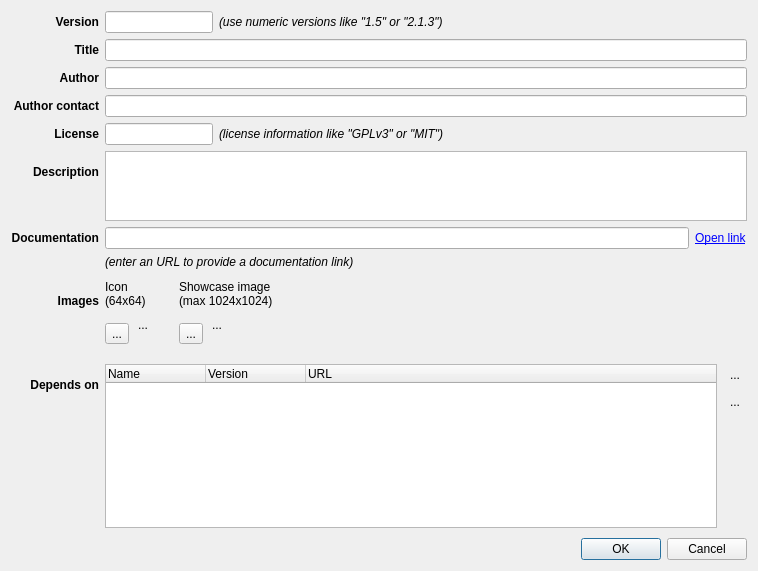
Above: src/lay/SaltGrainPropertiesDialog.ui from KLayout/klayout before the change. Below: the same form after it.
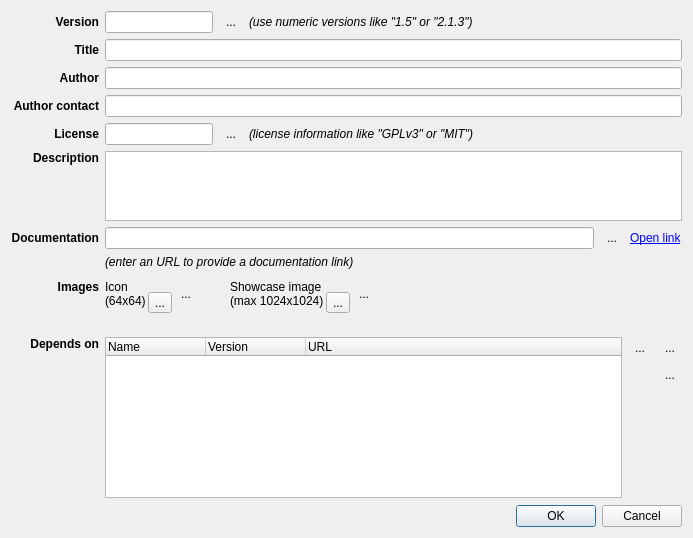
That is the form after the change. Icons and pictures are not drawn. Custom widgets are drawn as their Qt base class.

Commit message: WIP: functionality of package properties editor

Diff of the .ui file:
```diff
--- a/src/lay/SaltGrainPropertiesDialog.ui
+++ b/src/lay/SaltGrainPropertiesDialog.ui
@@ -6,8 +6,8 @@
    <rect>
     <x>0</x>
     <y>0</y>
-    <width>754</width>
-    <height>571</height>
+    <width>693</width>
+    <height>538</height>
    </rect>
   </property>
   <property name="windowTitle">
@@ -41,23 +41,17 @@
       <property name="bottomMargin">
        <number>0</number>
       </property>
-      <item row="6" column="0">
-       <widget class="QLabel" name="label_12">
-        <property name="font">
-         <font>
-          <weight>75</weight>
-          <bold>true</bold>
-         </font>
-        </property>
-        <property name="text">
-         <string>License</string>
-        </property>
-        <property name="alignment">
-         <set>Qt::AlignRight|Qt::AlignTrailing|Qt::AlignVCenter</set>
+      <item row="7" column="2" colspan="3">
+       <widget class="QTextEdit" name="doc">
+        <property name="maximumSize">
+         <size>
+          <width>16777215</width>
+          <height>80</height>
+         </size>
         </property>
        </widget>
       </item>
-      <item row="10" column="0" colspan="4">
+      <item row="10" column="2" colspan="3">
        <spacer name="verticalSpacer_3">
         <property name="orientation">
          <enum>Qt::Vertical</enum>
@@ -73,7 +67,10 @@
         </property>
        </spacer>
       </item>
-      <item row="8" column="3">
+      <item row="4" column="2" colspan="3">
+       <widget class="QLineEdit" name="author"/>
+      </item>
+      <item row="8" column="4">
        <widget class="QLabel" name="open_label">
         <property name="sizePolicy">
          <sizepolicy hsizetype="Fixed" vsizetype="Preferred">
@@ -89,297 +86,6 @@
         </property>
        </widget>
       </item>
-      <item row="11" column="1" colspan="3">
-       <widget class="QFrame" name="frame_2">
-        <property name="sizePolicy">
-         <sizepolicy hsizetype="Preferred" vsizetype="Preferred">
-          <horstretch>1</horstretch>
-          <verstretch>0</verstretch>
-         </sizepolicy>
-        </property>
-        <property name="frameShape">
-         <enum>QFrame::NoFrame</enum>
-        </property>
-        <property name="frameShadow">
-         <enum>QFrame::Raised</enum>
-        </property>
-        <layout class="QGridLayout" name="gridLayout_2">
-         <property name="leftMargin">
-          <number>0</number>
-         </property>
-         <property name="topMargin">
-          <number>0</number>
-         </property>
-         <property name="rightMargin">
-          <number>0</number>
-         </property>
-         <property name="bottomMargin">
-          <number>0</number>
-         </property>
-         <property name="horizontalSpacing">
-          <number>2</number>
-         </property>
-         <property name="verticalSpacing">
-          <number>6</number>
-         </property>
-         <item row="2" column="1" rowspan="3">
-          <spacer name="verticalSpacer_2">
-           <property name="orientation">
-            <enum>Qt::Vertical</enum>
-           </property>
-           <property name="sizeHint" stdset="0">
-            <size>
-             <width>20</width>
-             <height>0</height>
-            </size>
-           </property>
-          </spacer>
-         </item>
-         <item row="1" column="3" rowspan="4">
-          <widget class="QToolButton" name="screenshot_config_button">
-           <property name="toolTip">
-            <string>Select a Screenshot Image</string>
-           </property>
-           <property name="text">
-            <string>...</string>
-           </property>
-           <property name="icon">
-            <iconset resource="layResources.qrc">
-             <normaloff>:/add.png</normaloff>:/add.png</iconset>
-           </property>
-           <property name="iconSize">
-            <size>
-             <width>64</width>
-             <height>64</height>
-            </size>
-           </property>
-          </widget>
-         </item>
-         <item row="1" column="1">
-          <widget class="QToolButton" name="icon_delete_button">
-           <property name="toolTip">
-            <string>Reset Icon</string>
-           </property>
-           <property name="text">
-            <string>...</string>
-           </property>
-           <property name="icon">
-            <iconset resource="layResources.qrc">
-             <normaloff>:/clear_edit.png</normaloff>:/clear_edit.png</iconset>
-           </property>
-           <property name="autoRaise">
-            <bool>true</bool>
-           </property>
-          </widget>
-         </item>
-         <item row="0" column="3" colspan="3">
-          <widget class="QLabel" name="label_11">
-           <property name="text">
-            <string>Showcase image
-(max 1024x1024)</string>
-           </property>
-          </widget>
-         </item>
-         <item row="1" column="0" rowspan="4">
-          <widget class="QToolButton" name="icon_config_button">
-           <property name="toolTip">
-            <string>Select an Icon Image</string>
-           </property>
-           <property name="text">
-            <string>...</string>
-           </property>
-           <property name="icon">
-            <iconset resource="layResources.qrc">
-             <normaloff>:/salt_icon.png</normaloff>:/salt_icon.png</iconset>
-           </property>
-           <property name="iconSize">
-            <size>
-             <width>64</width>
-             <height>64</height>
-            </size>
-           </property>
-          </widget>
-         </item>
-         <item row="1" column="4">
-          <widget class="QToolButton" name="screenshot_delete_button">
-           <property name="toolTip">
-            <string>Reset Screenshot</string>
-           </property>
-           <property name="text">
-            <string>...</string>
-           </property>
-           <property name="icon">
-            <iconset resource="layResources.qrc">
-             <normaloff>:/clear_edit.png</normaloff>:/clear_edit.png</iconset>
-           </property>
-           <property name="autoRaise">
-            <bool>true</bool>
-           </property>
-          </widget>
-         </item>
-         <item row="0" column="0" colspan="3">
-          <widget class="QLabel" name="label_10">
-           <property name="text">
-            <string>Icon
-(64x64)</string>
-           </property>
-          </widget>
-         </item>
-         <item row="1" column="2" rowspan="4">
-          <spacer name="horizontalSpacer_2">
-           <property name="orientation">
-            <enum>Qt::Horizontal</enum>
-           </property>
-           <property name="sizeType">
-            <enum>QSizePolicy::Fixed</enum>
-           </property>
-           <property name="sizeHint" stdset="0">
-            <size>
-             <width>20</width>
-             <height>20</height>
-            </size>
-           </property>
-          </spacer>
-         </item>
-         <item row="1" column="5">
-          <spacer name="horizontalSpacer">
-           <property name="orientation">
-            <enum>Qt::Horizontal</enum>
-           </property>
-           <property name="sizeHint" stdset="0">
-            <size>
-             <width>40</width>
-             <height>20</height>
-            </size>
-           </property>
-          </spacer>
-         </item>
-        </layout>
-       </widget>
-      </item>
-      <item row="5" column="1" colspan="3">
-       <widget class="QLineEdit" name="author_contact"/>
-      </item>
-      <item row="3" column="0">
-       <widget class="QLabel" name="label_2">
-        <property name="font">
-         <font>
-          <weight>75</weight>
-          <bold>true</bold>
-         </font>
-        </property>
-        <property name="text">
-         <string>Title</string>
-        </property>
-        <property name="alignment">
-         <set>Qt::AlignRight|Qt::AlignTrailing|Qt::AlignVCenter</set>
-        </property>
-       </widget>
-      </item>
-      <item row="4" column="1" colspan="3">
-       <widget class="QLineEdit" name="author"/>
-      </item>
-      <item row="8" column="1" colspan="2">
-       <widget class="QLineEdit" name="doc_url">
-        <property name="sizePolicy">
-         <sizepolicy hsizetype="Expanding" vsizetype="Fixed">
-          <horstretch>0</horstretch>
-          <verstretch>0</verstretch>
-         </sizepolicy>
-        </property>
-       </widget>
-      </item>
-      <item row="0" column="2" colspan="2">
-       <widget class="QLabel" name="label_4">
-        <property name="font">
-         <font>
-          <italic>true</italic>
-         </font>
-        </property>
-        <property name="text">
-         <string>(use numeric versions like &quot;1.5&quot; or &quot;2.1.3&quot;)</string>
-        </property>
-       </widget>
-      </item>
-      <item row="7" column="1" colspan="3">
-       <widget class="QTextEdit" name="doc">
-        <property name="maximumSize">
-         <size>
-          <width>16777215</width>
-          <height>80</height>
-         </size>
-        </property>
-       </widget>
-      </item>
-      <item row="8" column="0">
-       <widget class="QLabel" name="label_5">
-        <property name="font">
-         <font>
-          <weight>75</weight>
-          <bold>true</bold>
-         </font>
-        </property>
-        <property name="text">
-         <string>Documentation</string>
-        </property>
-        <property name="alignment">
-         <set>Qt::AlignRight|Qt::AlignTrailing|Qt::AlignVCenter</set>
-        </property>
-       </widget>
-      </item>
-      <item row="11" column="0">
-       <widget class="QLabel" name="label_9">
-        <property name="font">
-         <font>
-          <weight>75</weight>
-          <bold>true</bold>
-         </font>
-        </property>
-        <property name="text">
-         <string>
-Images</string>
-        </property>
-        <property name="alignment">
-         <set>Qt::AlignRight|Qt::AlignTop|Qt::AlignTrailing</set>
-        </property>
-       </widget>
-      </item>
-      <item row="3" column="1" colspan="3">
-       <widget class="QLineEdit" name="title"/>
-      </item>
-      <item row="7" column="0">
-       <widget class="QLabel" name="label">
-        <property name="font">
-         <font>
-          <weight>75</weight>
-          <bold>true</bold>
-         </font>
-        </property>
-        <property name="text">
-         <string>
-Description</string>
-        </property>
-        <property name="alignment">
-         <set>Qt::AlignRight|Qt::AlignTop|Qt::AlignTrailing</set>
-        </property>
-       </widget>
-      </item>
-      <item row="4" column="0">
-       <widget class="QLabel" name="label_7">
-        <property name="font">
-         <font>
-          <weight>75</weight>
-          <bold>true</bold>
-         </font>
-        </property>
-        <property name="text">
-         <string>Author</string>
-        </property>
-        <property name="alignment">
-         <set>Qt::AlignRight|Qt::AlignTrailing|Qt::AlignVCenter</set>
-        </property>
-       </widget>
-      </item>
       <item row="5" column="0">
        <widget class="QLabel" name="label_8">
         <property name="font">
@@ -396,66 +102,96 @@
         </property>
        </widget>
       </item>
-      <item row="6" column="1">
-       <widget class="QLineEdit" name="license">
-        <property name="sizePolicy">
-         <sizepolicy hsizetype="Preferred" vsizetype="Fixed">
-          <horstretch>0</horstretch>
-          <verstretch>0</verstretch>
-         </sizepolicy>
+      <item row="6" column="0">
+       <widget class="QLabel" name="label_12">
+        <property name="font">
+         <font>
+          <weight>75</weight>
+          <bold>true</bold>
+         </font>
         </property>
+        <property name="text">
+         <string>License</string>
+        </property>
+        <property name="alignment">
+         <set>Qt::AlignRight|Qt::AlignTrailing|Qt::AlignVCenter</set>
+        </property>
        </widget>
       </item>
-      <item row="14" column="0" colspan="4">
+      <item row="12" column="2" colspan="3">
+       <spacer name="verticalSpacer_4">
+        <property name="orientation">
+         <enum>Qt::Vertical</enum>
+        </property>
+        <property name="sizeType">
+         <enum>QSizePolicy::Fixed</enum>
+        </property>
+        <property name="sizeHint" stdset="0">
+         <size>
+          <width>20</width>
+          <height>5</height>
+         </size>
+        </property>
+       </spacer>
+      </item>
+      <item row="7" column="0">
+       <widget class="QLabel" name="label">
+        <property name="font">
+         <font>
+          <weight>75</weight>
+          <bold>true</bold>
+         </font>
+        </property>
+        <property name="text">
+         <string>Description</string>
+        </property>
+        <property name="alignment">
+         <set>Qt::AlignRight|Qt::AlignTop|Qt::AlignTrailing</set>
+        </property>
+       </widget>
+      </item>
+      <item row="14" column="2" colspan="3">
        <spacer name="verticalSpacer">
         <property name="orientation">
          <enum>Qt::Vertical</enum>
         </property>
         <property name="sizeHint" stdset="0">
          <size>
-          <width>736</width>
+          <width>20</width>
           <height>32</height>
          </size>
         </property>
        </spacer>
       </item>
-      <item row="9" column="1" colspan="3">
-       <widget class="QLabel" name="label_13">
-        <property name="sizePolicy">
-         <sizepolicy hsizetype="Preferred" vsizetype="Preferred">
-          <horstretch>0</horstretch>
-          <verstretch>0</verstretch>
-         </sizepolicy>
-        </property>
+      <item row="3" column="0">
+       <widget class="QLabel" name="label_2">
         <property name="font">
          <font>
-          <italic>true</italic>
+          <weight>75</weight>
+          <bold>true</bold>
          </font>
         </property>
         <property name="text">
-         <string>(enter an URL to provide a documentation link)</string>
+         <string>Title</string>
         </property>
-       </widget>
-      </item>
-      <item row="0" column="1">
-       <widget class="QLineEdit" name="version">
-        <property name="sizePolicy">
-         <sizepolicy hsizetype="Fixed" vsizetype="Fixed">
-          <horstretch>0</horstretch>
-          <verstretch>0</verstretch>
-         </sizepolicy>
+        <property name="alignment">
+         <set>Qt::AlignRight|Qt::AlignTrailing|Qt::AlignVCenter</set>
         </property>
        </widget>
       </item>
-      <item row="6" column="2" colspan="2">
-       <widget class="QLabel" name="label_6">
+      <item row="13" column="0">
+       <widget class="QLabel" name="label_14">
         <property name="font">
          <font>
-          <italic>true</italic>
+          <weight>75</weight>
+          <bold>true</bold>
          </font>
         </property>
         <property name="text">
-         <string>(license information like &quot;GPLv3&quot; or &quot;MIT&quot;)</string>
+         <string>Depends on</string>
+        </property>
+        <property name="alignment">
+         <set>Qt::AlignRight|Qt::AlignTop|Qt::AlignTrailing</set>
         </property>
        </widget>
       </item>
@@ -475,41 +211,146 @@
         </property>
        </widget>
       </item>
-      <item row="12" column="0" colspan="4">
-       <spacer name="verticalSpacer_4">
-        <property name="orientation">
-         <enum>Qt::Vertical</enum>
-        </property>
-        <property name="sizeType">
-         <enum>QSizePolicy::Fixed</enum>
-        </property>
-        <property name="sizeHint" stdset="0">
-         <size>
-          <width>20</width>
-          <height>5</height>
-         </size>
-        </property>
-       </spacer>
+      <item row="3" column="2" colspan="3">
+       <widget class="QLineEdit" name="title"/>
       </item>
-      <item row="13" column="0">
-       <widget class="QLabel" name="label_14">
+      <item row="9" column="2" colspan="3">
+       <widget class="QLabel" name="label_13">
+        <property name="sizePolicy">
+         <sizepolicy hsizetype="Preferred" vsizetype="Preferred">
+          <horstretch>0</horstretch>
+          <verstretch>0</verstretch>
+         </sizepolicy>
+        </property>
         <property name="font">
          <font>
-          <weight>75</weight>
-          <bold>true</bold>
+          <italic>true</italic>
          </font>
         </property>
         <property name="text">
-         <string>
-Depends on</string>
+         <string>(enter an URL to provide a documentation link)</string>
         </property>
-        <property name="alignment">
-         <set>Qt::AlignRight|Qt::AlignTop|Qt::AlignTrailing</set>
+       </widget>
+      </item>
+      <item row="5" column="2" colspan="3">
+       <widget class="QLineEdit" name="author_contact"/>
+      </item>
+      <item row="6" column="2">
+       <widget class="QFrame" name="frame_5">
+        <property name="frameShape">
+         <enum>QFrame::NoFrame</enum>
         </property>
+        <property name="frameShadow">
+         <enum>QFrame::Raised</enum>
+        </property>
+        <layout class="QHBoxLayout" name="horizontalLayout_2">
+         <property name="leftMargin">
+          <number>0</number>
+         </property>
+         <property name="topMargin">
+          <number>0</number>
+         </property>
+         <property name="rightMargin">
+          <number>0</number>
+         </property>
+         <property name="bottomMargin">
+          <number>0</number>
+         </property>
+         <item>
+          <widget class="QLineEdit" name="license">
+           <property name="sizePolicy">
+            <sizepolicy hsizetype="Preferred" vsizetype="Fixed">
+             <horstretch>0</horstretch>
+             <verstretch>0</verstretch>
+            </sizepolicy>
+           </property>
+          </widget>
+         </item>
+         <item>
+          <widget class="lay::AlertLogButton" name="license_alert">
+           <property name="focusPolicy">
+            <enum>Qt::NoFocus</enum>
+           </property>
+           <property name="text">
+            <string>...</string>
+           </property>
+           <property name="icon">
+            <iconset resource="layResources.qrc">
+             <normaloff>:/warn.png</normaloff>:/warn.png</iconset>
+           </property>
+           <property name="autoRaise">
+            <bool>true</bool>
+           </property>
+          </widget>
+         </item>
+        </layout>
        </widget>
       </item>
-      <item row="13" column="1" colspan="3">
+      <item row="0" column="2">
+       <widget class="QFrame" name="frame_4">
+        <property name="sizePolicy">
+         <sizepolicy hsizetype="Fixed" vsizetype="Preferred">
+          <horstretch>0</horstretch>
+          <verstretch>0</verstretch>
+         </sizepolicy>
+        </property>
+        <property name="frameShape">
+         <enum>QFrame::NoFrame</enum>
+        </property>
+        <property name="frameShadow">
+         <enum>QFrame::Raised</enum>
+        </property>
+        <layout class="QHBoxLayout" name="horizontalLayout">
+         <property name="leftMargin">
+          <number>0</number>
+         </property>
+         <property name="topMargin">
+          <number>0</number>
+         </property>
+         <property name="rightMargin">
+          <number>0</number>
+         </property>
+         <property name="bottomMargin">
+          <number>0</number>
+         </property>
+         <item>
+          <widget class="QLineEdit" name="version">
+           <property name="sizePolicy">
+            <sizepolicy hsizetype="Preferred" vsizetype="Fixed">
+             <horstretch>0</horstretch>
+             <verstretch>0</verstretch>
+            </sizepolicy>
+           </property>
+          </widget>
+         </item>
+         <item>
+          <widget class="lay::AlertLogButton" name="version_alert">
+           <property name="focusPolicy">
+            <enum>Qt::NoFocus</enum>
+           </property>
+           <property name="text">
+            <string>...</string>
+           </property>
+           <property name="icon">
+            <iconset resource="layResources.qrc">
+             <normaloff>:/warn.png</normaloff>:/warn.png</iconset>
+           </property>
+           <property name="autoRaise">
+            <bool>true</bool>
+           </property>
+          </widget>
+         </item>
+        </layout>
+       </widget>
+      </item>
+      <item row="13" column="2" colspan="3">
        <widget class="QFrame" name="frame_3">
+        <property name="sizePolicy">
+         <sizepolicy hsizetype="Preferred" vsizetype="Preferred">
+          <horstretch>0</horstretch>
+          <verstretch>0</verstretch>
+         </sizepolicy>
+        </property>
         <property name="frameShape">
          <enum>QFrame::NoFrame</enum>
         </property>
@@ -529,24 +370,20 @@
          <property name="bottomMargin">
           <number>0</number>
          </property>
-         <item row="0" column="1">
-          <widget class="QToolButton" name="add_dependency">
-           <property name="toolTip">
-            <string>Add new dependency</string>
+         <item row="2" column="2">
+          <spacer name="verticalSpacer_5">
+           <property name="orientation">
+            <enum>Qt::Vertical</enum>
            </property>
-           <property name="text">
-            <string>...</string>
+           <property name="sizeHint" stdset="0">
+            <size>
+             <width>20</width>
+             <height>40</height>
+            </size>
            </property>
-           <property name="icon">
-            <iconset resource="layResources.qrc">
-             <normaloff>:/add.png</normaloff>:/add.png</iconset>
-           </property>
-           <property name="autoRaise">
-            <bool>true</bool>
-           </property>
-          </widget>
+          </spacer>
          </item>
-         <item row="1" column="1">
+         <item row="1" column="2">
           <widget class="QToolButton" name="remove_dependency">
            <property name="toolTip">
             <string>Delete dependency</string>
@@ -563,18 +400,22 @@
            </property>
           </widget>
          </item>
-         <item row="2" column="1">
-          <spacer name="verticalSpacer_5">
-           <property name="orientation">
-            <enum>Qt::Vertical</enum>
+         <item row="0" column="2">
+          <widget class="QToolButton" name="add_dependency">
+           <property name="toolTip">
+            <string>Add new dependency</string>
            </property>
-           <property name="sizeHint" stdset="0">
-            <size>
-             <width>20</width>
-             <height>40</height>
-            </size>
+           <property name="text">
+            <string>...</string>
            </property>
-          </spacer>
+           <property name="icon">
+            <iconset resource="layResources.qrc">
+             <normaloff>:/add.png</normaloff>:/add.png</iconset>
+           </property>
+           <property name="autoRaise">
+            <bool>true</bool>
+           </property>
+          </widget>
          </item>
          <item row="0" column="0" rowspan="3">
           <widget class="QTreeWidget" name="dependencies">
@@ -607,6 +448,317 @@
            </column>
           </widget>
          </item>
+         <item row="0" column="1">
+          <widget class="lay::AlertLogButton" name="dependencies_alert">
+           <property name="focusPolicy">
+            <enum>Qt::NoFocus</enum>
+           </property>
+           <property name="text">
+            <string>...</string>
+           </property>
+           <property name="icon">
+            <iconset resource="layResources.qrc">
+             <normaloff>:/warn.png</normaloff>:/warn.png</iconset>
+           </property>
+           <property name="autoRaise">
+            <bool>true</bool>
+           </property>
+          </widget>
+         </item>
+        </layout>
+       </widget>
+      </item>
+      <item row="11" column="0">
+       <widget class="QLabel" name="label_9">
+        <property name="font">
+         <font>
+          <weight>75</weight>
+          <bold>true</bold>
+         </font>
+        </property>
+        <property name="text">
+         <string>Images</string>
+        </property>
+        <property name="alignment">
+         <set>Qt::AlignRight|Qt::AlignTop|Qt::AlignTrailing</set>
+        </property>
+       </widget>
+      </item>
+      <item row="0" column="3" colspan="2">
+       <widget class="QLabel" name="label_4">
+        <property name="font">
+         <font>
+          <italic>true</italic>
+         </font>
+        </property>
+        <property name="text">
+         <string>(use numeric versions like &quot;1.5&quot; or &quot;2.1.3&quot;)</string>
+        </property>
+       </widget>
+      </item>
+      <item row="4" column="0">
+       <widget class="QLabel" name="label_7">
+        <property name="font">
+         <font>
+          <weight>75</weight>
+          <bold>true</bold>
+         </font>
+        </property>
+        <property name="text">
+         <string>Author</string>
+        </property>
+        <property name="alignment">
+         <set>Qt::AlignRight|Qt::AlignTrailing|Qt::AlignVCenter</set>
+        </property>
+       </widget>
+      </item>
+      <item row="11" column="2" colspan="3">
+       <widget class="QFrame" name="frame_2">
+        <property name="sizePolicy">
+         <sizepolicy hsizetype="Preferred" vsizetype="Preferred">
+          <horstretch>1</horstretch>
+          <verstretch>0</verstretch>
+         </sizepolicy>
+        </property>
+        <property name="frameShape">
+         <enum>QFrame::NoFrame</enum>
+        </property>
+        <property name="frameShadow">
+         <enum>QFrame::Raised</enum>
+        </property>
+        <layout class="QGridLayout" name="gridLayout_2">
+         <property name="leftMargin">
+          <number>0</number>
+         </property>
+         <property name="topMargin">
+          <number>0</number>
+         </property>
+         <property name="rightMargin">
+          <number>0</number>
+         </property>
+         <property name="bottomMargin">
+          <number>0</number>
+         </property>
+         <property name="horizontalSpacing">
+          <number>2</number>
+         </property>
+         <property name="verticalSpacing">
+          <number>6</number>
+         </property>
+         <item row="1" column="6">
+          <widget class="QToolButton" name="screenshot_delete_button">
+           <property name="toolTip">
+            <string>Reset Screenshot</string>
+           </property>
+           <property name="text">
+            <string>...</string>
+           </property>
+           <property name="icon">
+            <iconset resource="layResources.qrc">
+             <normaloff>:/clear_edit.png</normaloff>:/clear_edit.png</iconset>
+           </property>
+           <property name="autoRaise">
+            <bool>true</bool>
+           </property>
+          </widget>
+         </item>
+         <item row="1" column="0">
+          <widget class="QLabel" name="label_10">
+           <property name="text">
+            <string>Icon
+(64x64)</string>
+           </property>
+          </widget>
+         </item>
+         <item row="1" column="1" rowspan="4">
+          <widget class="QToolButton" name="icon_config_button">
+           <property name="toolTip">
+            <string>Select an Icon Image</string>
+           </property>
+           <property name="text">
+            <string>...</string>
+           </property>
+           <property name="icon">
+            <iconset resource="layResources.qrc">
+             <normaloff>:/salt_icon.png</normaloff>:/salt_icon.png</iconset>
+           </property>
+           <property name="iconSize">
+            <size>
+             <width>64</width>
+             <height>64</height>
+            </size>
+           </property>
+          </widget>
+         </item>
+         <item row="1" column="5" rowspan="4">
+          <widget class="QToolButton" name="screenshot_config_button">
+           <property name="toolTip">
+            <string>Select a Screenshot Image</string>
+           </property>
+           <property name="text">
+            <string>...</string>
+           </property>
+           <property name="icon">
+            <iconset resource="layResources.qrc">
+             <normaloff>:/add.png</normaloff>:/add.png</iconset>
+           </property>
+           <property name="iconSize">
+            <size>
+             <width>64</width>
+             <height>64</height>
+            </size>
+           </property>
+          </widget>
+         </item>
+         <item row="1" column="7">
+          <spacer name="horizontalSpacer">
+           <property name="orientation">
+            <enum>Qt::Horizontal</enum>
+           </property>
+           <property name="sizeHint" stdset="0">
+            <size>
+             <width>40</width>
+             <height>20</height>
+            </size>
+           </property>
+          </spacer>
+         </item>
+         <item row="1" column="3" rowspan="4">
+          <spacer name="horizontalSpacer_2">
+           <property name="orientation">
+            <enum>Qt::Horizontal</enum>
+           </property>
+           <property name="sizeType">
+            <enum>QSizePolicy::Fixed</enum>
+           </property>
+           <property name="sizeHint" stdset="0">
+            <size>
+             <width>30</width>
+             <height>20</height>
+            </size>
+           </property>
+          </spacer>
+         </item>
+         <item row="2" column="2" rowspan="3">
+          <spacer name="verticalSpacer_2">
+           <property name="orientation">
+            <enum>Qt::Vertical</enum>
+           </property>
+           <property name="sizeHint" stdset="0">
+            <size>
+             <width>20</width>
+             <height>0</height>
+            </size>
+           </property>
+          </spacer>
+         </item>
+         <item row="1" column="2">
+          <widget class="QToolButton" name="icon_delete_button">
+           <property name="toolTip">
+            <string>Reset Icon</string>
+           </property>
+           <property name="text">
+            <string>...</string>
+           </property>
+           <property name="icon">
+            <iconset resource="layResources.qrc">
+             <normaloff>:/clear_edit.png</normaloff>:/clear_edit.png</iconset>
+           </property>
+           <property name="autoRaise">
+            <bool>true</bool>
+           </property>
+          </widget>
+         </item>
+         <item row="1" column="4">
+          <widget class="QLabel" name="label_11">
+           <property name="text">
+            <string>Showcase image
+(max 1024x1024)</string>
+           </property>
+          </widget>
+         </item>
+        </layout>
+       </widget>
+      </item>
+      <item row="8" column="0">
+       <widget class="QLabel" name="label_5">
+        <property name="font">
+         <font>
+          <weight>75</weight>
+          <bold>true</bold>
+         </font>
+        </property>
+        <property name="text">
+         <string>Documentation</string>
+        </property>
+        <property name="alignment">
+         <set>Qt::AlignRight|Qt::AlignTrailing|Qt::AlignVCenter</set>
+        </property>
+       </widget>
+      </item>
+      <item row="6" column="3" colspan="2">
+       <widget class="QLabel" name="label_6">
+        <property name="font">
+         <font>
+          <italic>true</italic>
+         </font>
+        </property>
+        <property name="text">
+         <string>(license information like &quot;GPLv3&quot; or &quot;MIT&quot;)</string>
+        </property>
+       </widget>
+      </item>
+      <item row="8" column="2" colspan="2">
+       <widget class="QFrame" name="frame_6">
+        <property name="frameShape">
+         <enum>QFrame::NoFrame</enum>
+        </property>
+        <property name="frameShadow">
+         <enum>QFrame::Raised</enum>
+        </property>
+        <layout class="QHBoxLayout" name="horizontalLayout_3">
+         <property name="spacing">
+          <number>6</number>
+         </property>
+         <property name="leftMargin">
+          <number>0</number>
+         </property>
+         <property name="topMargin">
+          <number>0</number>
+         </property>
+         <property name="rightMargin">
+          <number>0</number>
+         </property>
+         <property name="bottomMargin">
+          <number>0</number>
+         </property>
+         <item>
+          <widget class="QLineEdit" name="doc_url">
+           <property name="sizePolicy">
+            <sizepolicy hsizetype="Expanding" vsizetype="Fixed">
+             <horstretch>0</horstretch>
+             <verstretch>0</verstretch>
+            </sizepolicy>
+           </property>
+          </widget>
+         </item>
+         <item>
+          <widget class="lay::AlertLogButton" name="doc_url_alert">
+           <property name="focusPolicy">
+            <enum>Qt::NoFocus</enum>
+           </property>
+           <property name="text">
+            <string>...</string>
+           </property>
+           <property name="icon">
+            <iconset resource="layResources.qrc">
+             <normaloff>:/warn.png</normaloff>:/warn.png</iconset>
+           </property>
+           <property name="autoRaise">
+            <bool>true</bool>
+           </property>
+          </widget>
+         </item>
         </layout>
        </widget>
       </item>
@@ -622,6 +774,13 @@
    </item>
   </layout>
  </widget>
+ <customwidgets>
+  <customwidget>
+   <class>lay::AlertLogButton</class>
+   <extends>QToolButton</extends>
+   <header>layLogViewerDialog.h</header>
+  </customwidget>
+ </customwidgets>
  <tabstops>
   <tabstop>version</tabstop>
   <tabstop>title</tabstop>
```
The commit also changes 10 other files.
